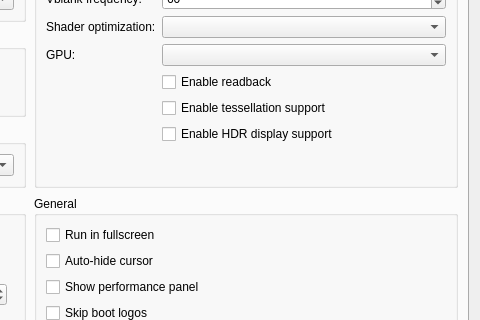
TheCruZ/KytyPS5-GTA, file src/launcher/forms/configuration_edit_dialog.ui: the form before one commit; both pictures show x 420 to 900 and y 144 to 464 of the 900 by 677 pixel window.
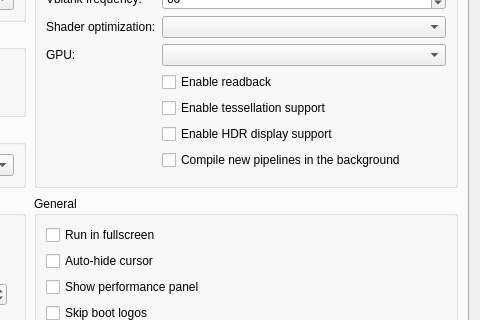
The form after the commit. Custom widgets are drawn as their Qt base class.

Commit message: graphics: create new pipelines in the background and skip their draws

The edit to the form file:
```diff
--- a/src/launcher/forms/configuration_edit_dialog.ui
+++ b/src/launcher/forms/configuration_edit_dialog.ui
@@ -179,6 +179,12 @@
               <property name="text"><string>Enable HDR display support</string></property>
              </widget>
             </item>
+            <item row="9" column="1">
+             <widget class="QCheckBox" name="checkBox_async_pipelines">
+              <property name="toolTip"><string>Compile new pipelines in the background and skip the draws that need them meanwhile: an object may appear a moment late the first time it is seen, instead of the game stuttering.</string></property>
+              <property name="text"><string>Compile new pipelines in the background</string></property>
+             </widget>
+            </item>
            </layout>
           </widget>
          </item>
```
The commit also changes 12 other files.
